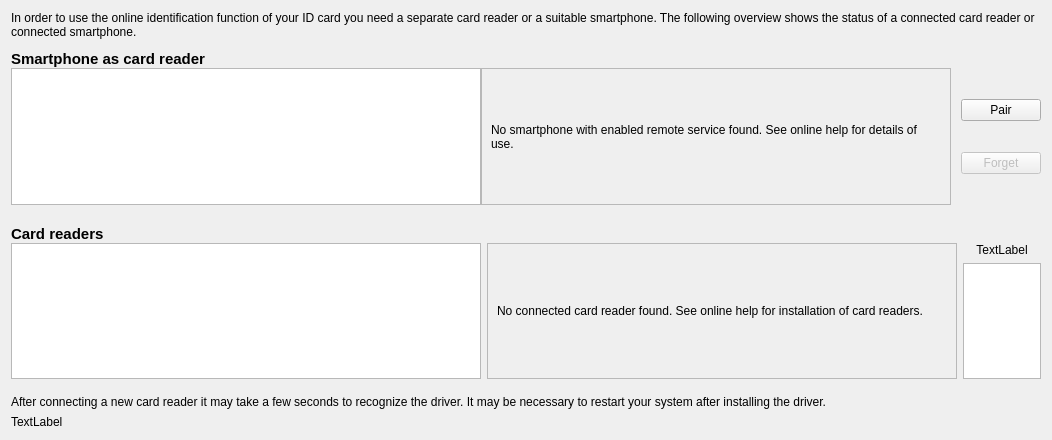
Above: src/widget/ReaderDeviceWidget.ui from Governikus/AusweisApp before the change. Below: the same form after it.
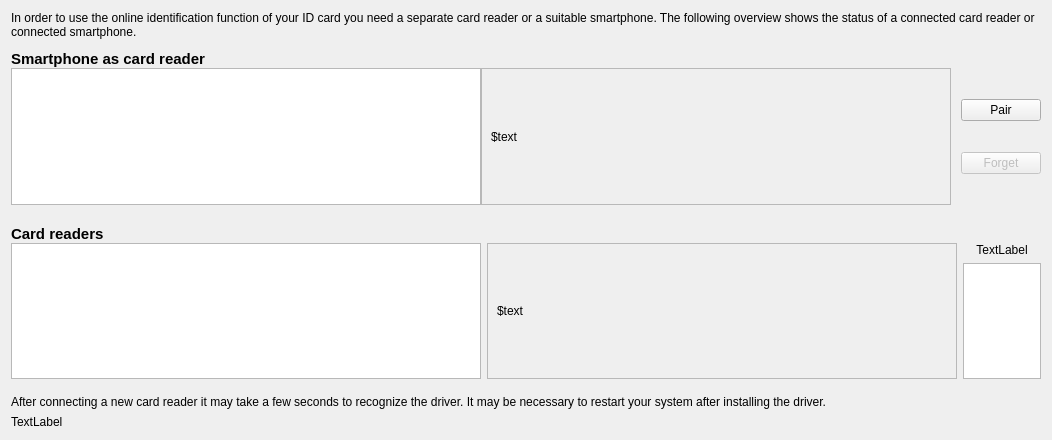
That is the form after the change.

The edit to the form file:
```diff
--- a/src/widget/ReaderDeviceWidget.ui
+++ b/src/widget/ReaderDeviceWidget.ui
@@ -127,7 +127,7 @@
             <item>
              <widget class="QLabel" name="remoteEmptyListDescription">
               <property name="text">
-               <string>No smartphone with enabled remote service found. See online help for details of use.</string>
+               <string notr="true">$text</string>
               </property>
               <property name="wordWrap">
                <bool>true</bool>
@@ -280,7 +280,7 @@
             <item>
              <widget class="QLabel" name="localEmptyListDescription">
               <property name="text">
-               <string>No connected card reader found. See online help for installation of card readers.</string>
+               <string notr="true">$text</string>
               </property>
               <property name="wordWrap">
                <bool>true</bool>
```
Left out of the diff: 6 changed lines with no effect on the pictures.
